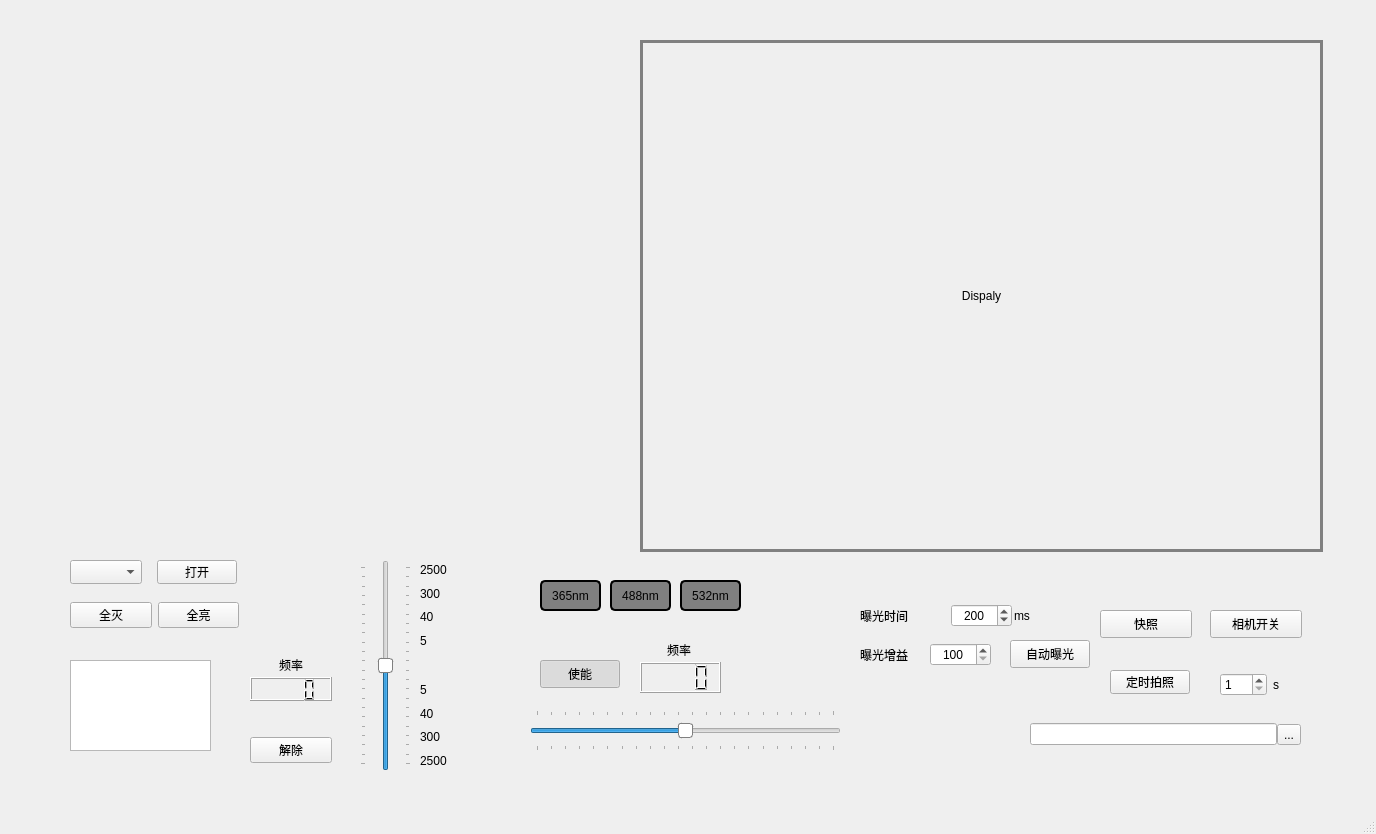
Qt form mainwindow.ui (PingY2000/QT_FPM) before a commit.
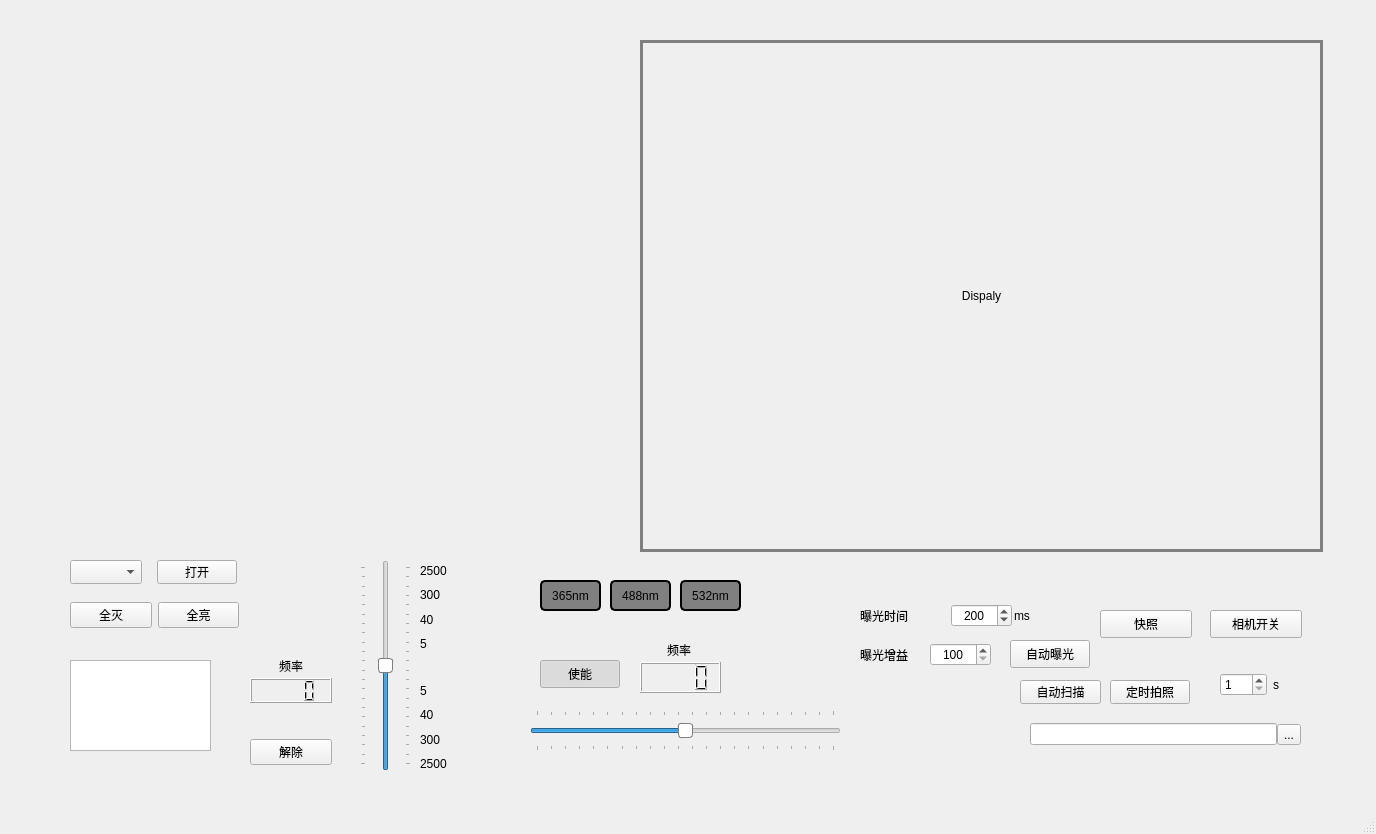
The same form after that commit.

Commit message: 11/2 更新自动扫描

What changed in the file:
```diff
--- a/mainwindow.ui
+++ b/mainwindow.ui
@@ -31,7 +31,7 @@
       <x>70</x>
       <y>600</y>
       <width>169</width>
-      <height>30</height>
+      <height>31</height>
      </rect>
     </property>
     <layout class="QHBoxLayout" name="horizontalLayout">
@@ -187,7 +187,7 @@
       <x>250</x>
       <y>650</y>
       <width>82</width>
-      <height>113</height>
+      <height>115</height>
      </rect>
     </property>
     <layout class="QVBoxLayout" name="verticalLayout_3">
@@ -333,7 +333,7 @@
     <property name="geometry">
      <rect>
       <x>1110</x>
-      <y>670</y>
+      <y>680</y>
       <width>80</width>
       <height>24</height>
      </rect>
@@ -390,7 +390,7 @@
       <x>420</x>
       <y>680</y>
       <width>38</width>
-      <height>90</height>
+      <height>94</height>
      </rect>
     </property>
     <layout class="QVBoxLayout" name="verticalLayout_5">
@@ -445,7 +445,7 @@
       <x>420</x>
       <y>560</y>
       <width>38</width>
-      <height>90</height>
+      <height>94</height>
      </rect>
     </property>
     <layout class="QVBoxLayout" name="verticalLayout_4">
@@ -697,6 +697,22 @@
      <bool>true</bool>
     </property>
    </widget>
+   <widget class="QPushButton" name="pushButton_AutoScan">
+    <property name="geometry">
+     <rect>
+      <x>1020</x>
+      <y>680</y>
+      <width>81</width>
+      <height>24</height>
+     </rect>
+    </property>
+    <property name="text">
+     <string>自动扫描</string>
+    </property>
+    <property name="checkable">
+     <bool>true</bool>
+    </property>
+   </widget>
   </widget>
   <widget class="QMenuBar" name="menubar">
    <property name="geometry">
```
Left out of the diff: 2 changed lines with no effect on the pictures. The commit also changes 7 other files.
